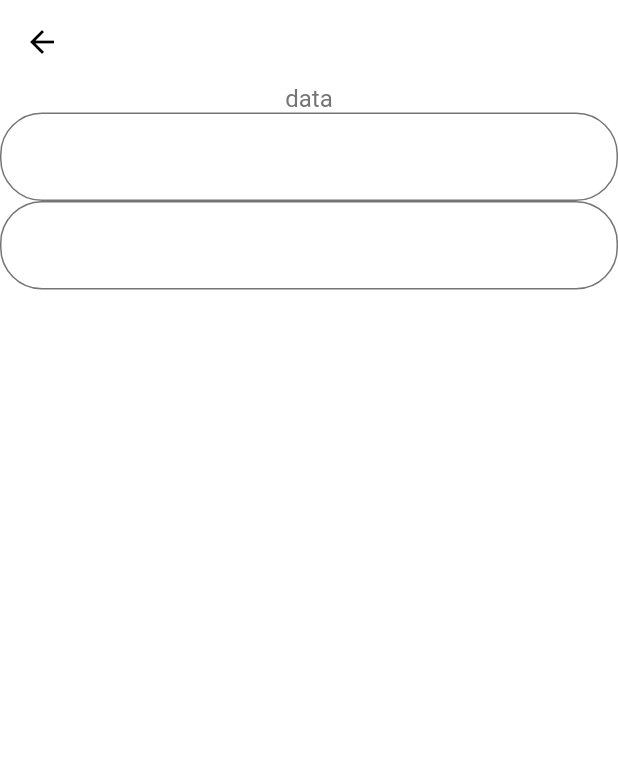
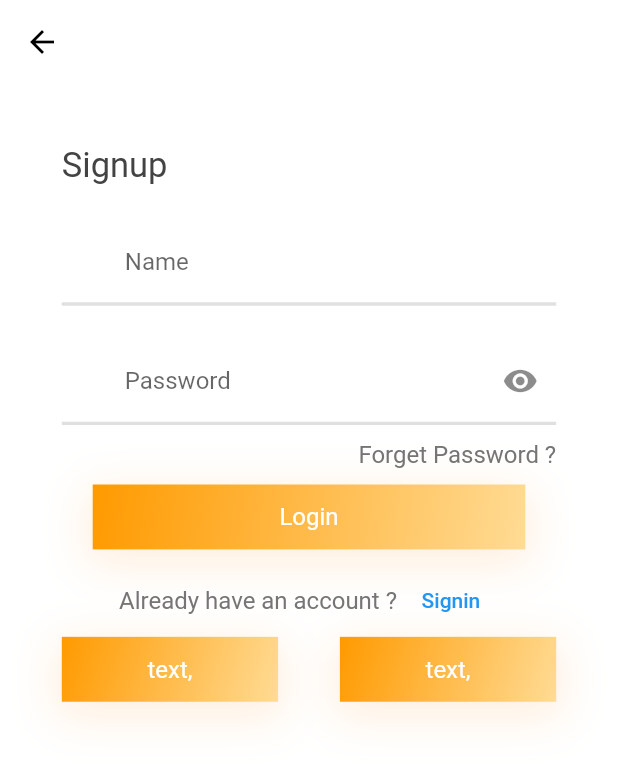
Before and after one commit to MFY2000/Jawan-Pakistan_Mobile-Hybrid-App-Dev-Using-Flutter_, a Flutter app: the SignInSrceen screen opened directly, on a phone screen of 412 x 824 dp. Shown: the top 764 px of the screen. Run offline on Flutter 3.47's test engine with Material 2 defaults, Android fonts, the phone set to English and light mode, and no system bars; our stand-ins replace date_time_picker, firebase_auth, firebase_core, font_awesome_flutter; accounts and stored records are empty; Roboto replaces fonts that are missing (Overlook, Times New Roman).

Commit message:
MFY auto commit at 12/12/2021 19:37:11

```diff
--- a/Tasks/Task10 (Login app firebase)/fb_login_app/lib/Pages/Login/SignIn/SignInSrceen.dart
+++ b/Tasks/Task10 (Login app firebase)/fb_login_app/lib/Pages/Login/SignIn/SignInSrceen.dart
@@ -1,27 +1,96 @@
 // ignore_for_file: file_names
 
+import 'package:fb_login_app/Components/Custom/Button/ButtonColored.dart';
+import 'package:fb_login_app/Components/Custom/TextFeild/PasswordFeild.dart';
+import 'package:fb_login_app/Components/Custom/TextFeild/TextFeild_1.dart';
+import 'package:fb_login_app/Config/size_config.dart';
+import 'package:fb_login_app/Model/TextFeildModel.dart';
+import 'package:fb_login_app/Pages/Home/HomeScreen.dart';
+import 'package:fb_login_app/Pages/Login/SocialMeida/SocialMedia.dart';
+import 'package:firebase_auth/firebase_auth.dart';
 import 'package:flutter/material.dart';
 
 class SignInSrceen extends StatefulWidget {
-  const SignInSrceen({ Key? key }) : super(key: key);
+  const SignInSrceen({Key? key}) : super(key: key);
 
   @override
   _SignInSrceenState createState() => _SignInSrceenState();
 }
 
 class _SignInSrceenState extends State<SignInSrceen> {
+  List<TextFeildModel> controller = [];
+
+  @override
+  void initState() {
+    // TODO: implement initState
+    super.initState();
+    controller = [
+      TextFeildModel(label: "Name"),
+      TextFeildModel(label: "Password")
+    ];
+  }
+
   @override
   Widget build(BuildContext context) {
     return Scaffold(
+      resizeToAvoidBottomInset: false,
       appBar: AppBar(),
-      body: Column(
-        children: [
-          Text("data"),
-          TextField(),
-          TextField(),
-
-        ],
+      body: SingleChildScrollView(
+        child: Container(
+          padding: EdgeInsets.symmetric(
+              horizontal: getSize(true, .1), vertical: getSize(false, .05)),
+          child: Column(
+            children: [
+              Container(
+                  alignment: Alignment.centerLeft,
+                  margin: EdgeInsets.only(bottom: getSize(false, .0125)),
+                  child: Text(
+                    "Signup",
+                    style: Theme.of(context).textTheme.headline2,
+                  )),
+              TextFeild1(reference: controller[0]),
+              PasswordFeild(reference: controller[1]),
+              Container(
+                  alignment: Alignment.centerRight,
+                  child: GestureDetector(child: Text("Forget Password ?"))),
+              Padding(
+                padding: EdgeInsets.symmetric(vertical: getSize(false, .0125)),
+                child: ButtonColored(function: onSigupClick, text: "Login"),
+              ),
+              SocialMedia(),
+            ],
+          ),
+        ),
       ),
     );
   }
+
+  onSigupClick() {
+    if (controller[0].isFill) {
+    } else if (controller[1].isFill) {
+    } else if (controller[2].isFill) {
+    } else {
+      onSigup();
+      Navigator.pushReplacement(
+          context,
+          MaterialPageRoute(
+              builder: (BuildContext context) => const HomeScreen()));
+    }
+  }
+
+  onSigup() async {
+    try {
+      UserCredential userCredential = await FirebaseAuth.instance
+          .signInWithEmailAndPassword(
+              email: controller[1].value, password: controller[2].value);
+    } on FirebaseAuthException catch (e) {
+      if (e.code == 'weak-password') {
+        print('The password provided is too weak.');
+      } else if (e.code == 'email-already-in-use') {
+        print('The account already exists for that email.');
+      }
+    } catch (e) {
+      print(e);
+    }
+  }
 }
```
